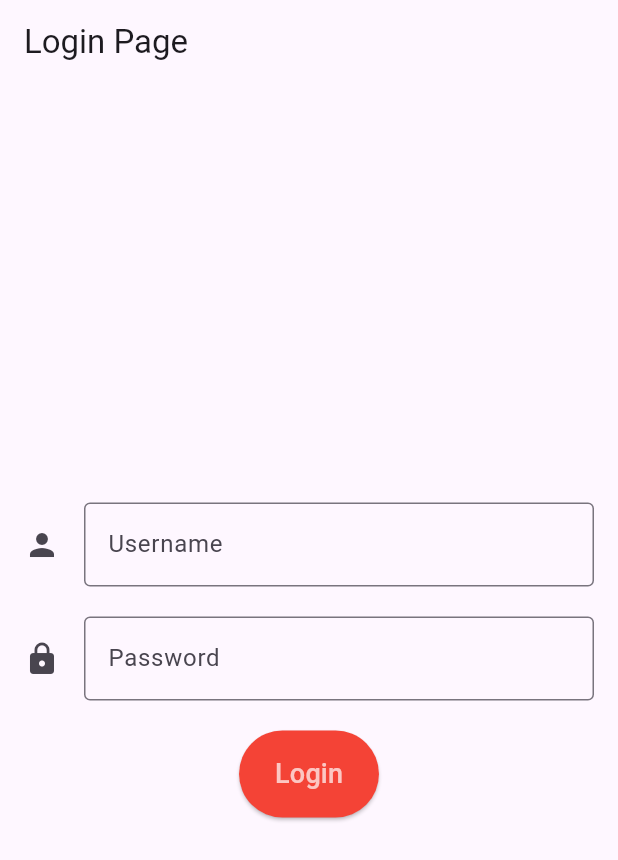
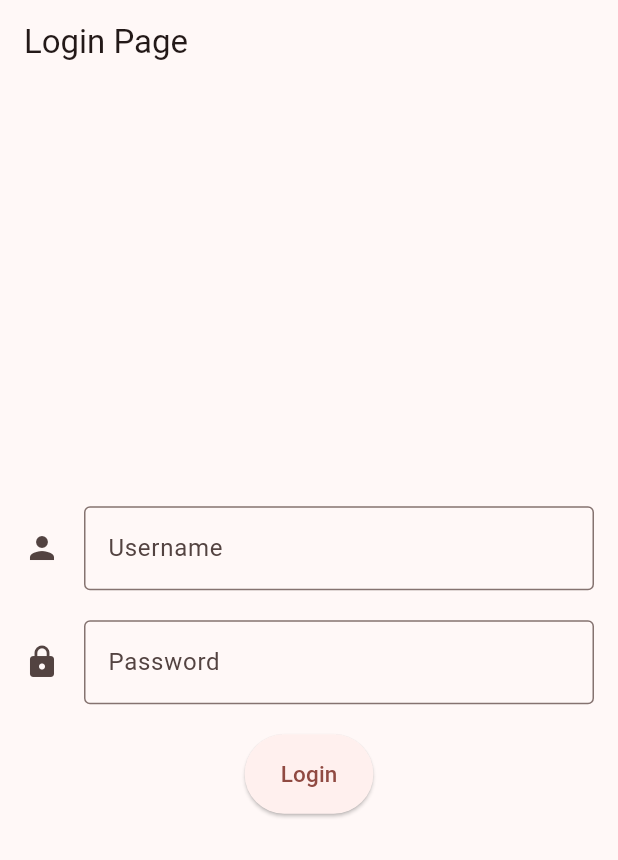
Before and after one commit to JacksonKyoshi/ENT-ISEN-FLUT, a Flutter app: the screen it shows after launch, on a phone screen of 412 x 824 dp. Shown: the top 860 px of the screen. Run offline on Flutter 3.47's test engine with Material 3 defaults, Android fonts, the phone set to English and light mode, and no system bars; our stand-ins replace flutter_svg; missing offline and left inert: icalendar_parser.

Commit message:
login screen tweaks

```diff
--- a/flut/lib/loginscreen/LoginScreen.dart
+++ b/flut/lib/loginscreen/LoginScreen.dart
@@ -14,7 +14,7 @@ class LoginApp extends StatelessWidget {
     return MaterialApp(
       title: 'Login Page',
       theme: ThemeData(
-        primarySwatch: Colors.red,
+        colorScheme: ColorScheme.fromSeed(seedColor: Colors.red),
         visualDensity: VisualDensity.adaptivePlatformDensity,
       ),
       home: LoginPage(),
@@ -95,14 +95,12 @@ class _LoginPageState extends State<LoginPage> {
                   print('Erreur lors de la requête: $e');
                 }
               },
-              style: ElevatedButton.styleFrom(
-                primary: Colors.red,
-              ),
+
               child: Padding(
                 padding: const EdgeInsets.symmetric(vertical: 16.0),
                 child: Text(
                   'Login',
-                  style: TextStyle(fontSize: 18,color : Colors.white70),
+                  style: TextStyle(fontSize: 15),
                 ),
               ),
             ),
```
